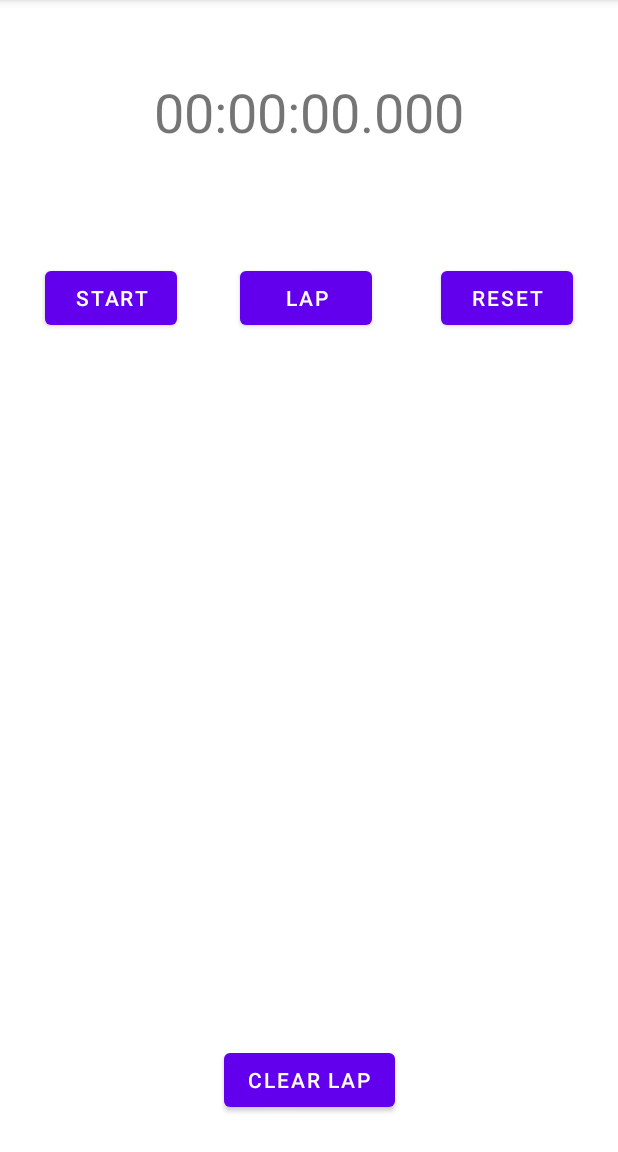
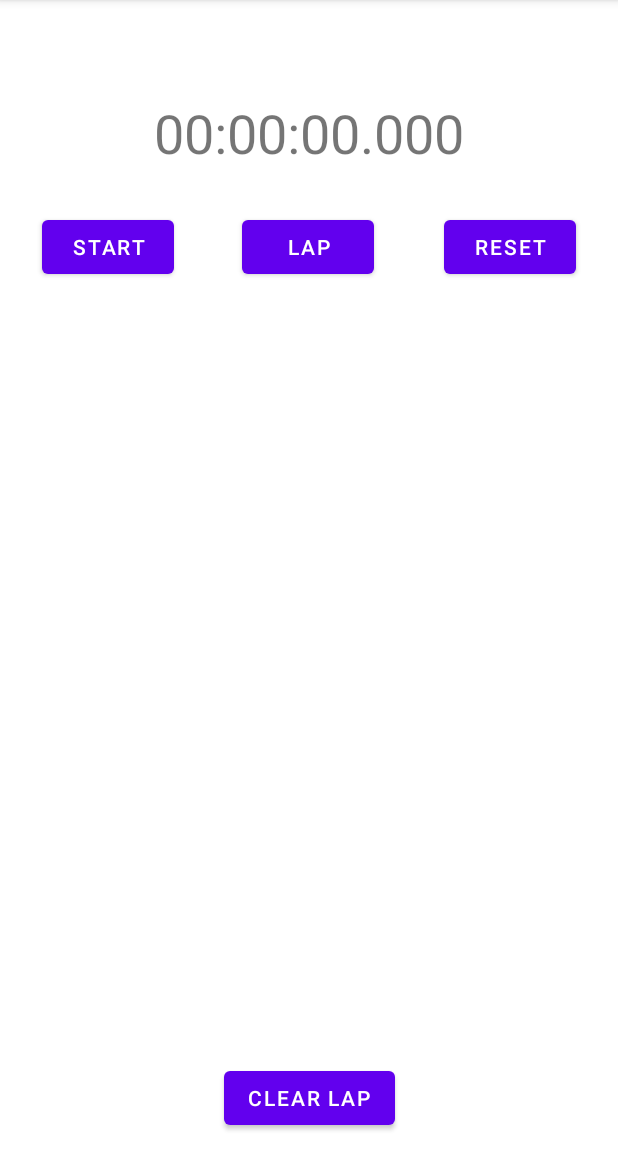
Before and after one commit to FachryIkhsal890/Aplikasi-Stopwatch, an Android app: the screen it shows after launch (MainActivity), on a phone screen of 412 x 824 dp, the part 84-1236 px from its top. Run offline under Robolectric (Android 15) with nearby library versions, the phone set to English and light mode, and no system bars.

Commit message:
Update From Vincent

```diff
--- a/app/src/main/java/com/example/vstopwatch/MainActivity.java
+++ b/app/src/main/java/com/example/vstopwatch/MainActivity.java
@@ -70,6 +70,8 @@ public class MainActivity extends AppCompatActivity {
             public void onClick(View v) {
                 TextView tv = new TextView(ll.getContext());
                 tv.setText(timeView.getText());
+                tv.setTextAlignment(View.TEXT_ALIGNMENT_CENTER);
+                tv.setTextSize(24);
                 ll.addView(tv);
             }
         });
--- a/app/src/main/res/layout/activity_main.xml
+++ b/app/src/main/res/layout/activity_main.xml
@@ -10,20 +10,32 @@
         android:id="@+id/timeView"
         android:layout_width="0dp"
         android:layout_height="wrap_content"
-        android:layout_marginTop="50dp"
+        android:layout_marginTop="64dp"
         android:text="00:00:00.000"
         android:textAlignment="center"
         android:textSize="36sp"
+        app:layout_constraintHorizontal_bias="0.0"
         app:layout_constraintLeft_toLeftOf="parent"
         app:layout_constraintRight_toRightOf="parent"
         app:layout_constraintTop_toTopOf="parent" />
 
     <Button
+        android:id="@+id/lapBtn"
+        android:layout_width="wrap_content"
+        android:layout_height="wrap_content"
+        android:layout_marginTop="28dp"
+        android:text="Lap"
+        app:layout_constraintEnd_toStartOf="@+id/resetBtn"
+        app:layout_constraintHorizontal_bias="0.494"
+        app:layout_constraintStart_toEndOf="@+id/startBtn"
+        app:layout_constraintTop_toBottomOf="@+id/timeView" />
+
+    <Button
         android:id="@+id/startBtn"
         android:layout_width="wrap_content"
         android:layout_height="wrap_content"
-        android:layout_marginStart="30dp"
-        android:layout_marginTop="76dp"
+        android:layout_marginStart="28dp"
+        android:layout_marginTop="28dp"
         android:text="Start"
         app:layout_constraintStart_toStartOf="parent"
         app:layout_constraintTop_toBottomOf="@+id/timeView" />
@@ -32,32 +44,24 @@
         android:id="@+id/resetBtn"
         android:layout_width="wrap_content"
         android:layout_height="wrap_content"
-        android:layout_marginTop="76dp"
-        android:layout_marginEnd="30dp"
+        android:layout_marginTop="28dp"
+        android:layout_marginEnd="28dp"
         android:text="Reset"
         app:layout_constraintEnd_toEndOf="parent"
         app:layout_constraintTop_toBottomOf="@+id/timeView" />
 
-    <Button
-        android:id="@+id/lapBtn"
-        android:layout_width="wrap_content"
-        android:layout_height="wrap_content"
-        android:layout_marginTop="76dp"
-        android:text="Lap"
-        app:layout_constraintEnd_toStartOf="@+id/resetBtn"
-        app:layout_constraintHorizontal_bias="0.48"
-        app:layout_constraintStart_toEndOf="@+id/startBtn"
-        app:layout_constraintTop_toBottomOf="@+id/timeView" />
-
     <ScrollView
         android:id="@+id/scrollView2"
-        android:layout_width="320dp"
-        android:layout_height="408dp"
-        app:layout_constraintBottom_toBottomOf="parent"
+        android:layout_width="0dp"
+        android:layout_height="0dp"
+        android:layout_marginStart="20dp"
+        android:layout_marginTop="10dp"
+        android:layout_marginEnd="20dp"
+        android:layout_marginBottom="10dp"
+        app:layout_constraintBottom_toTopOf="@+id/clearBtn"
         app:layout_constraintEnd_toEndOf="parent"
         app:layout_constraintStart_toStartOf="parent"
-        app:layout_constraintTop_toBottomOf="@+id/lapBtn"
-        app:layout_constraintVertical_bias="0.3">
+        app:layout_constraintTop_toBottomOf="@+id/lapBtn">
 
         <LinearLayout
             android:id="@+id/lapRecord"
@@ -70,10 +74,10 @@
         android:id="@+id/clearBtn"
         android:layout_width="wrap_content"
         android:layout_height="wrap_content"
+        android:layout_marginBottom="12dp"
         android:text="Clear Lap"
         app:layout_constraintBottom_toBottomOf="parent"
         app:layout_constraintEnd_toEndOf="parent"
-        app:layout_constraintStart_toStartOf="parent"
-        app:layout_constraintTop_toBottomOf="@+id/scrollView2" />
+        app:layout_constraintStart_toStartOf="parent" />
 
 </androidx.constraintlayout.widget.ConstraintLayout>
```
Also changed, not shown: 1 other file.
